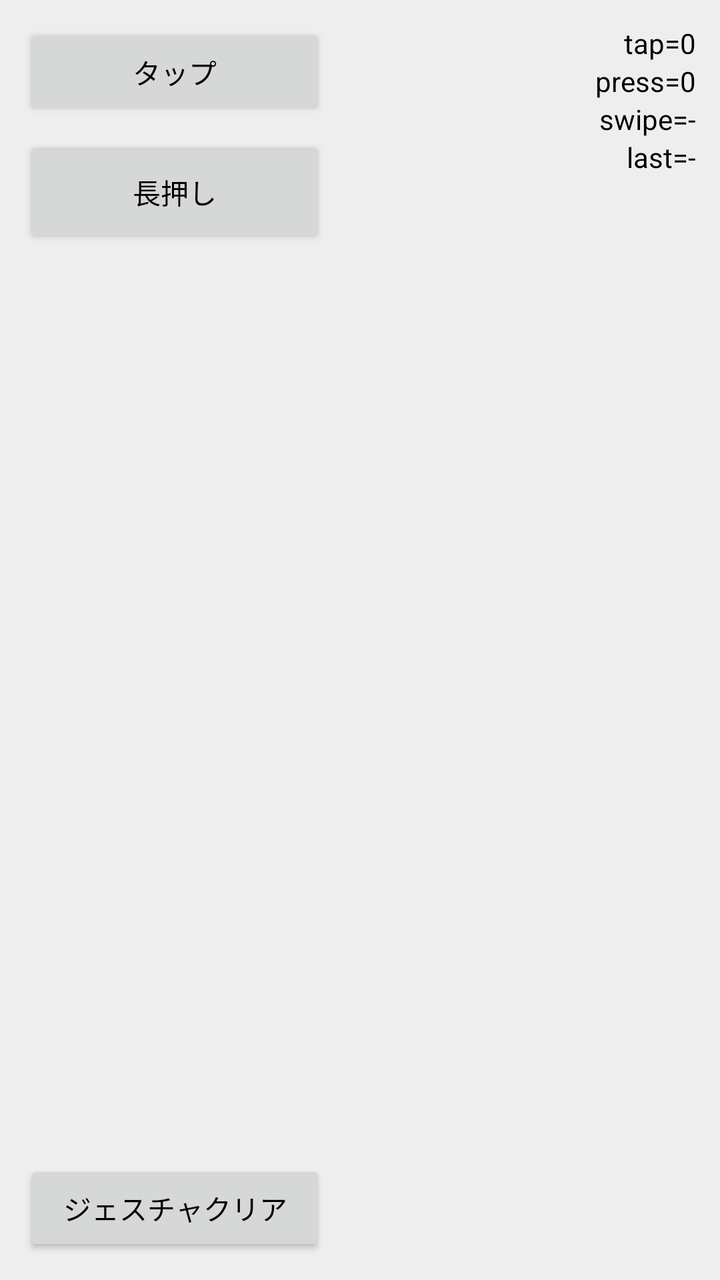
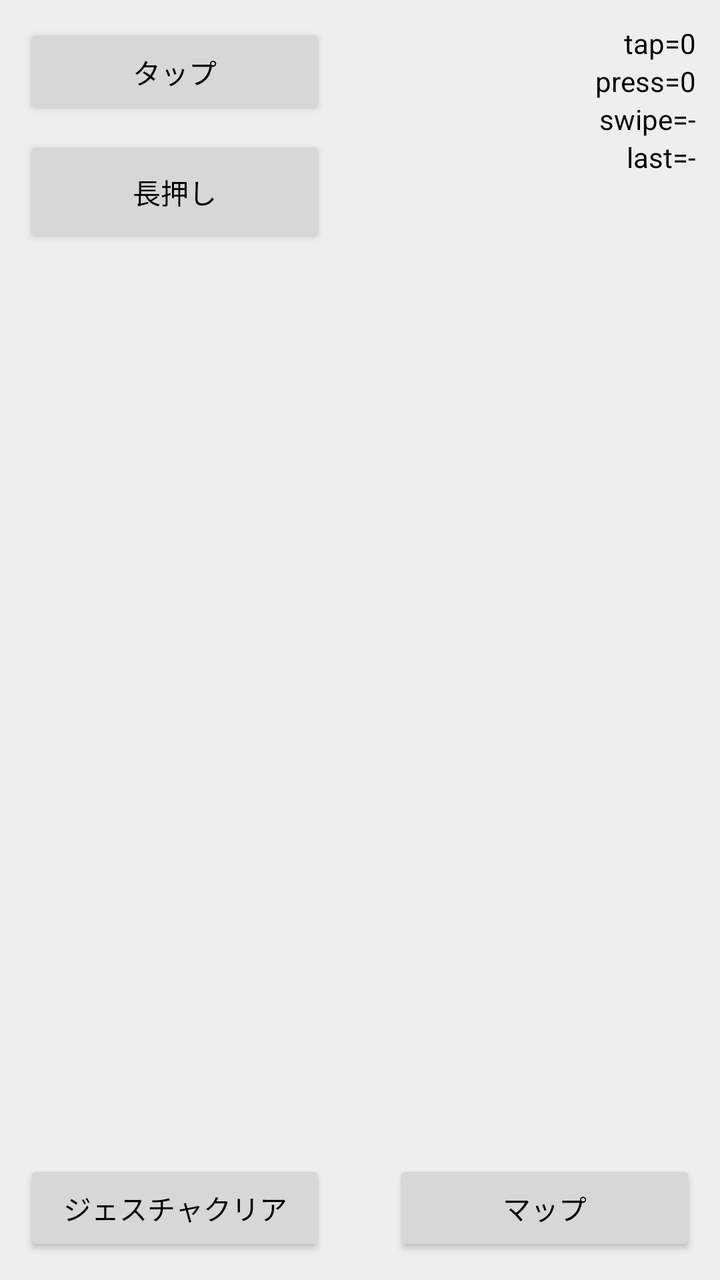

Before-and-after screenshots of an Android layout around one commit, followed by the original layout XML and the change that was made.
<!-- AndroidManifest.xml: application theme Theme.FTE2E -->
<!-- res/layout/screen_gesture.xml -->
<?xml version="1.0" encoding="utf-8"?>
<FrameLayout xmlns:android="http://schemas.android.com/apk/res/android"
    android:layout_width="match_parent"
    android:layout_height="match_parent">

    <View
        android:id="@+id/pad_swipe"
        android:layout_width="match_parent"
        android:layout_height="match_parent"
        android:background="#EEEEEE"
        android:contentDescription="スワイプ領域" />

    
    <LinearLayout
        android:layout_width="match_parent"
        android:layout_height="wrap_content"
        android:layout_gravity="top|start"
        android:orientation="horizontal"
        android:padding="12dp"
        android:weightSum="1">

        <LinearLayout
            android:layout_width="0dp"
            android:layout_height="wrap_content"
            android:layout_weight="0.45"
            android:orientation="vertical">

            <Button
                android:id="@+id/btn_tap_counter"
                android:layout_width="match_parent"
                android:layout_height="wrap_content"
                android:minHeight="48dp"
                android:text="タップ" />

            
            <Button
                android:id="@+id/btn_long_press"
                android:layout_width="match_parent"
                android:layout_height="wrap_content"
                android:layout_marginTop="8dp"
                android:minHeight="56dp"
                android:clickable="false"
                android:longClickable="true"
                android:text="長押し" />
        </LinearLayout>

        <Space
            android:layout_width="0dp"
            android:layout_height="1dp"
            android:layout_weight="0.55" />
    </LinearLayout>

    <LinearLayout
        android:layout_width="wrap_content"
        android:layout_height="wrap_content"
        android:layout_gravity="top|end"
        android:orientation="vertical"
        android:gravity="end"
        android:padding="12dp">

        <TextView
            android:id="@+id/txt_tap_count"
            android:layout_width="wrap_content"
            android:layout_height="wrap_content"
            android:text="tap=0" />

        <TextView
            android:id="@+id/txt_press_count"
            android:layout_width="wrap_content"
            android:layout_height="wrap_content"
            android:text="press=0" />

        <TextView
            android:id="@+id/txt_swipe_dir"
            android:layout_width="wrap_content"
            android:layout_height="wrap_content"
            android:text="swipe=-" />

        <TextView
            android:id="@+id/txt_last_gesture"
            android:layout_width="wrap_content"
            android:layout_height="wrap_content"
            android:text="last=-" />
    </LinearLayout>

    <LinearLayout
        android:layout_width="match_parent"
        android:layout_height="wrap_content"
        android:layout_gravity="bottom|start"
        android:orientation="horizontal"
        android:padding="12dp"
        android:weightSum="1">

        <Button
            android:id="@+id/btn_gesture_reset"
            android:layout_width="0dp"
            android:layout_height="wrap_content"
            android:layout_weight="0.45"
            android:minHeight="48dp"
            android:text="ジェスチャクリア" />
    </LinearLayout>
</FrameLayout>
<!-- resources referenced by this layout -->
<resources>
  <style name="Theme.FTE2E" parent="Theme.AppCompat.DayNight.NoActionBar">
          <item name="android:windowBackground">@android:color/white</item>
          <item name="android:textColor">@android:color/black</item>
      </style>
</resources>

<!-- the commit's change to res/layout/screen_gesture.xml (unified diff, before → after) -->
@@ -83,6 +83,29 @@
             android:text="last=-" />
     </LinearLayout>
 
+    
+    <LinearLayout
+        android:layout_width="match_parent"
+        android:layout_height="wrap_content"
+        android:layout_gravity="bottom|end"
+        android:orientation="horizontal"
+        android:padding="12dp"
+        android:weightSum="1">
+
+        <Space
+            android:layout_width="0dp"
+            android:layout_height="1dp"
+            android:layout_weight="0.55" />
+
+        <Button
+            android:id="@+id/nav_map"
+            android:layout_width="0dp"
+            android:layout_height="wrap_content"
+            android:layout_weight="0.45"
+            android:minHeight="48dp"
+            android:text="マップ" />
+    </LinearLayout>
+
     <LinearLayout
         android:layout_width="match_parent"
         android:layout_height="wrap_content"
